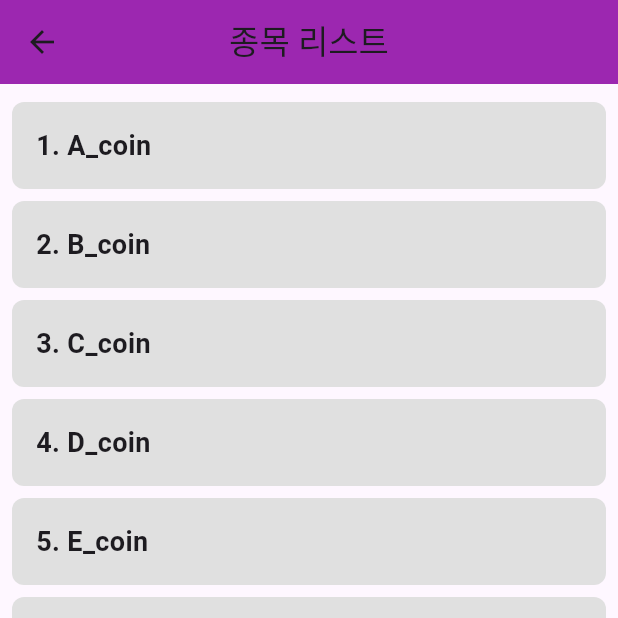
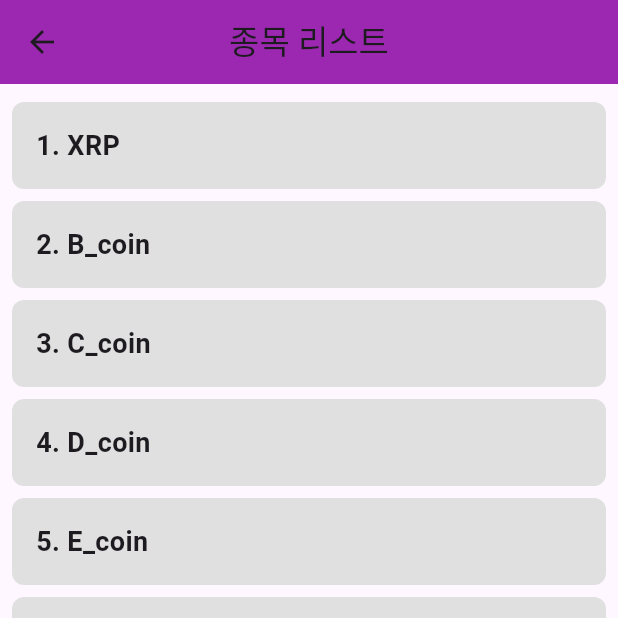
Before and after one commit to OldiesOS/coinguesser-front, a Flutter app: the Coinlist screen opened directly, on a phone screen of 412 x 824 dp, the top half of it. Run offline on Flutter 3.47's test engine with Material 3 defaults, Android fonts, the phone set to English and light mode, and no system bars; our stand-ins replace fl_chart, webview_flutter; missing offline and left inert: dart:html.

Commit message:
코인 이름 추가

```diff
--- a/flutter_mobile/lib/CoinList.dart
+++ b/flutter_mobile/lib/CoinList.dart
@@ -19,7 +19,7 @@ class Coinlist extends StatelessWidget {
 
 class CoinList extends StatelessWidget {
   final List<String> coins = [
-    'A_coin',
+    'XRP',
     'B_coin',
     'C_coin',
     'D_coin',
@@ -42,7 +42,7 @@ class CoinList extends StatelessWidget {
             Navigator.push(
               context,
               MaterialPageRoute(
-                builder: (context) => MainPage(coinName: coins[index], url: 'http://google.com'), // 임시로 구글사이트 해둠
+                builder: (context) => MainPage(coinName: coins[index], url: 'http://35.216.20.36:3000/#/XRP'), // 임시로 구글사이트 해둠
                 //builder: (context) => MainPage(coinName: coins[index], url: 'http://35.216.20.36:3000/${coins[index]}'),
                 // http://35.216.20.36:3000 << 우리 서버주소 url 에 그래프 url ㄱㄱ 하면 됨
               ),
```
